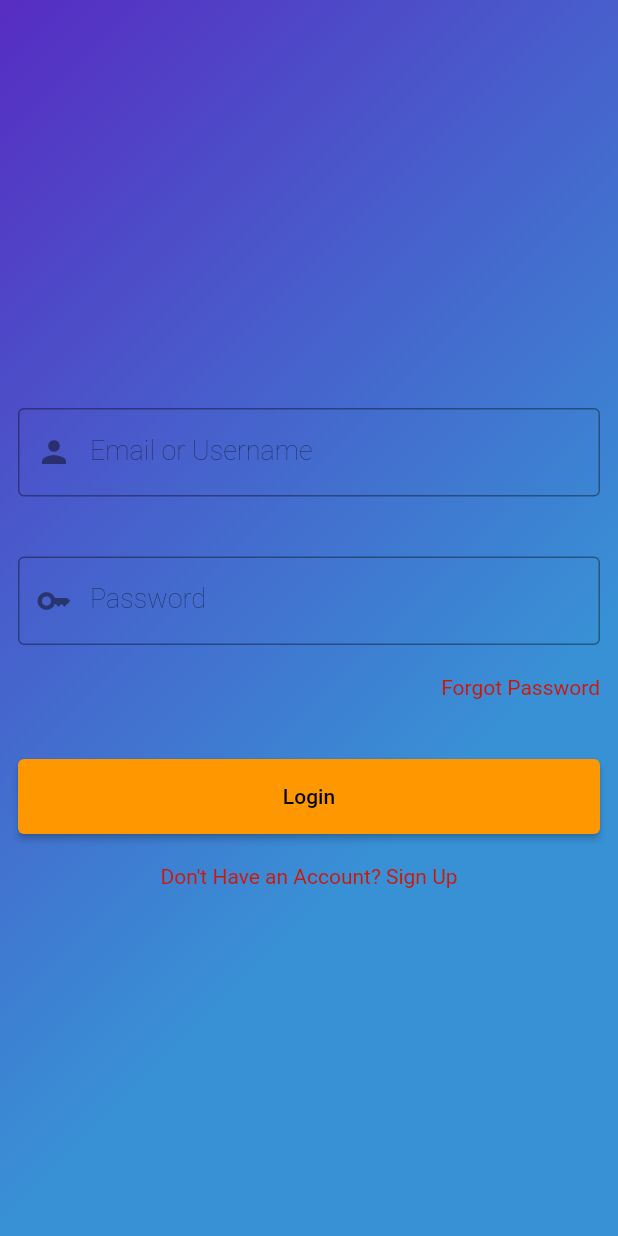
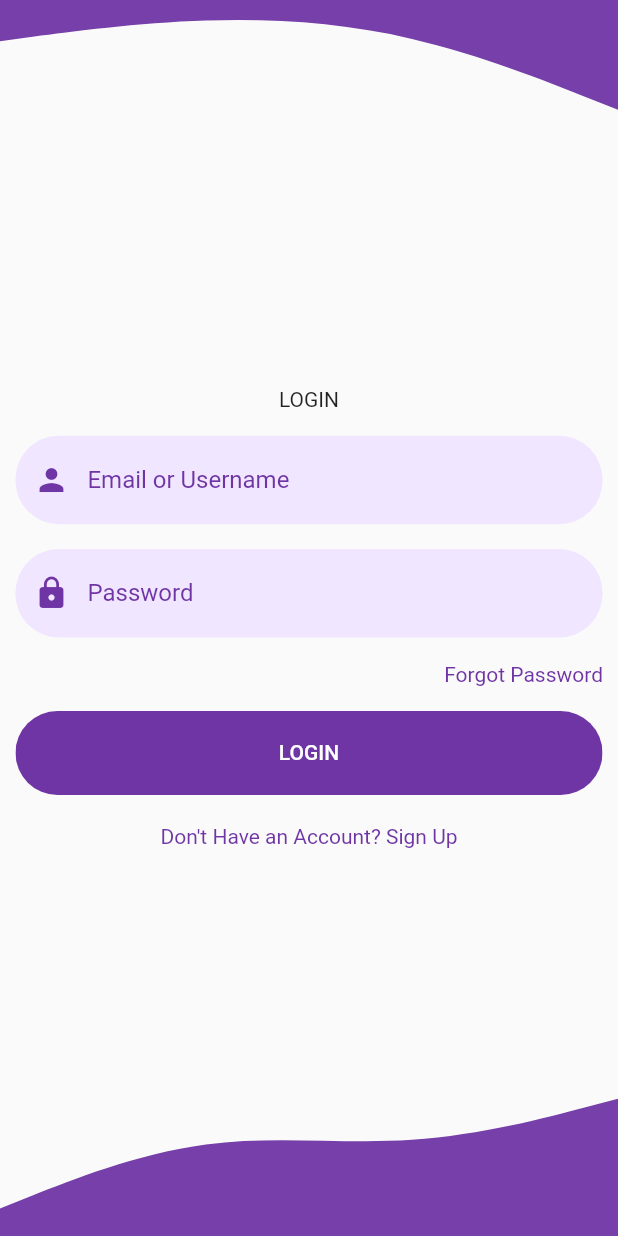
Before and after one commit to Mroles/eventhub-flutter, a Flutter app: the screen it shows after launch, on a phone screen of 412 x 824 dp. Run offline on Flutter 3.47's test engine with Material 2 defaults, Android fonts, the light colour scheme and no system bars; our stand-ins replace cached_network_image, connectivity_plus, curved_navigation_bar, firebase_core, firebase_storage, flutter_svg and 5 more; missing offline and left inert: map_launcher; accounts and stored records are empty.

Commit message:
Major changes to UI

```diff
--- a/eventhub/lib/globals.dart
+++ b/eventhub/lib/globals.dart
@@ -0,0 +1,9 @@
+import 'package:flutter/material.dart';
+
+import 'package:flutter/material.dart';
+
+const Color primaryColorLight = Colors.white;
+const secondaryColorLight = Color(0xFF6F35A5);
+const tertiaryColorLight = Color(0xFFF1E6FF);
+const int primaryColorDark = 0x1A1A1D;
+const int secondaryColorDark = 0x950740;
--- a/eventhub/lib/main.dart
+++ b/eventhub/lib/main.dart
@@ -1,6 +1,7 @@
 import 'dart:io';
 
 import 'package:curved_navigation_bar/curved_navigation_bar.dart';
+import 'package:eventhub/globals.dart';
 import 'package:eventhub/providers/imageprovider.dart';
 import 'package:eventhub/providers/locationprovider.dart';
 import 'package:eventhub/providers/loginprovider.dart';
@@ -40,6 +41,7 @@ Future<void> main() async {
       ChangeNotifierProvider(
         create: (_) => LoadingProvider(),
       ),
+      ChangeNotifierProvider(create: (_) => LoginLoadProvider()),
       ChangeNotifierProvider(
         create: (_) => ImageProv(),
       ),
@@ -66,8 +68,10 @@ class MyApp extends StatelessWidget {
           // or simply save your changes to "hot reload" in a Flutter IDE).
           // Notice that the counter didn't reset back to zero; the application
           // is not restarted.
-        primarySwatch: Colors.orange,
-      ),
+          colorScheme: ColorScheme.fromSwatch().copyWith(
+              brightness: Brightness.light,
+              primary: primaryColorLight,
+              secondary: secondaryColorLight)),
       // home: const MyHomePage(
       //   title: 'EventHub',
       // ),
--- a/eventhub/lib/screens/login.dart
+++ b/eventhub/lib/screens/login.dart
@@ -1,8 +1,9 @@
-import 'package:animations/animations.dart';
+import 'package:eventhub/globals.dart';
 import 'package:eventhub/main.dart';
 import 'package:eventhub/screens/forgotpassword.dart';
 import 'package:eventhub/screens/signup.dart';
 import 'package:eventhub/utils/accountcalls.dart';
+import 'package:eventhub/widgets/background.dart';
 import 'package:eventhub/widgets/reusable.dart';
 import 'package:flutter/material.dart';
 import '../utils/functions.dart';
@@ -19,46 +20,51 @@ class _LoginState extends State<Login> {
 
   final formKey = GlobalKey<FormState>();
   bool _isLoading = false;
-  bool _switch = false;
 
   @override
   Widget build(BuildContext context) {
+    Size size = MediaQuery.of(context).size;
     return Scaffold(
-      body: Center(
-        child: Container(
-          width: double.infinity,
-          decoration: const BoxDecoration(
-              gradient: LinearGradient(begin: Alignment.topLeft, colors: [
-            Color.fromARGB(255, 87, 44, 194),
-            Color.fromARGB(255, 56, 145, 213)
-          ])),
-          child: Padding(
-            padding: const EdgeInsets.all(12.0),
+      body: Background(
         child: Form(
           key: formKey,
           child: Column(
             mainAxisAlignment: MainAxisAlignment.center,
             children: [
-                  const SizedBox(height: 40.0),
+              Text("LOGIN"),
+              Container(
+                decoration: BoxDecoration(color: tertiaryColorLight),
+              ),
+              SizedBox(height: size.width * 0.04),
               Textbox(context, "Email or Username", _emailController,
                   const Icon(Icons.person)),
-                  const SizedBox(height: 40.0),
+              SizedBox(height: size.width * 0.04),
               Textbox(context, "Password", _passwordController,
-                      const Icon(Icons.key)),
-                  const SizedBox(height: 20.0),
+                  const Icon(Icons.lock)),
+              SizedBox(height: size.width * 0.04),
               Row(mainAxisAlignment: MainAxisAlignment.end, children: [
-                    TextTap(context, "Forgot Password", ForgotPassword())
+                Padding(
+                    padding: const EdgeInsets.only(right: 10.0),
+                    child:
+                        TextTap(context, "Forgot Password", ForgotPassword()))
               ]),
-                  const SizedBox(height: 40.0),
-                  ElevatedButton(
+              SizedBox(height: size.width * 0.04),
+              Container(
+                width: size.width * 0.95,
+                child: ClipRRect(
+                  borderRadius: BorderRadius.circular(29),
+                  child: ElevatedButton(
                       style: ElevatedButton.styleFrom(
-                          minimumSize: const Size.fromHeight(50)),
+                          padding: const EdgeInsets.symmetric(
+                              vertical: 20, horizontal: 20),
+                          elevation: 0,
+                          backgroundColor: secondaryColorLight),
                       child: _isLoading
                           ? const CircularProgressIndicator(
                               valueColor:
                                   AlwaysStoppedAnimation<Color>(Colors.black),
                             )
-                          : const Text("Login"),
+                          : const Text("LOGIN"),
                       onPressed: _isLoading
                           ? null
                           : () async {
@@ -81,6 +87,8 @@ class _LoginState extends State<Login> {
                                 _isLoading = false;
                               });
                             }),
+                ),
+              ),
               const SizedBox(height: 20.0),
 
               // GestureDetector(
@@ -109,8 +117,6 @@ class _LoginState extends State<Login> {
           ),
         ),
       ),
-        ),
-      ),
     );
   }
 }
--- /dev/null
+++ b/eventhub/lib/screens/newlogin.dart
@@ -0,0 +1,36 @@
+import 'package:animations/animations.dart';
+import 'package:eventhub/main.dart';
+import 'package:eventhub/screens/forgotpassword.dart';
+import 'package:eventhub/screens/post.dart';
+import 'package:eventhub/screens/signup.dart';
+import 'package:eventhub/utils/accountcalls.dart';
+import 'package:eventhub/widgets/background.dart';
+import 'package:eventhub/widgets/reusable.dart';
+import 'package:flutter/material.dart';
+import '../utils/functions.dart';
+
+class Login extends StatefulWidget {
+  @override
+  State<Login> createState() => _LoginState();
+}
+
+class _LoginState extends State<Login> {
+  final TextEditingController _emailController = TextEditingController();
+
+  final TextEditingController _passwordController = TextEditingController();
+
+  final formKey = GlobalKey<FormState>();
+  bool _isLoading = false;
+  bool _switch = false;
+
+  @override
+  Widget build(BuildContext context) {
+    return Background(
+        child: Column(
+      mainAxisAlignment: MainAxisAlignment.center,
+      children: const [
+        Text("Welcome", style: TextStyle(fontSize: 32)),
+      ],
+    ));
+  }
+}
--- /dev/null
+++ b/eventhub/lib/widgets/background.dart
@@ -0,0 +1,55 @@
+import 'package:eventhub/globals.dart';
+import 'package:flutter/material.dart';
+import 'package:flutter_svg/svg.dart';
+
+class Body extends StatelessWidget {
+  @override
+  Widget build(BuildContext context) {
+    return Background(
+      child: Column(
+        children: [
+          Text("Login"),
+        ],
+      ),
+    );
+  }
+}
+
+class Background extends StatelessWidget {
+  final Widget child;
+  const Background({
+    Key? key,
+    required this.child,
+  }) : super(key: key);
+
+  @override
+  Widget build(BuildContext context) {
+    Size size = MediaQuery.of(context).size;
+    return Container(
+      height: size.height,
+      width: double.infinity,
+      child: Stack(
+        alignment: Alignment.center,
+        children: [
+          Positioned(
+              top: 0,
+              left: 0,
+              child: SvgPicture.asset(
+                "assets/wave-top.svg",
+                width: size.width,
+                color: secondaryColorLight,
+              )),
+          Positioned(
+              bottom: 0,
+              right: 0,
+              child: SvgPicture.asset(
+                "assets/wave.svg",
+                width: size.width,
+                color: secondaryColorLight,
+              )),
+          child,
+        ],
+      ),
+    );
+  }
+}
--- a/eventhub/lib/widgets/reusable.dart
+++ b/eventhub/lib/widgets/reusable.dart
@@ -1,13 +1,18 @@
-import 'package:eventhub/screens/login.dart';
+import 'package:eventhub/globals.dart';
 import 'package:flutter/material.dart';
-import 'package:provider/provider.dart';
-
-import '../providers/loginprovider.dart';
 import '../utils/functions.dart';
 
 Widget Textbox(BuildContext context, String labeltext,
     TextEditingController textEditingController, Widget widget) {
+  Size size = MediaQuery.of(context).size;
   return Container(
+    //padding: const EdgeInsets.symmetric(horizontal: 20),
+    width: size.width * 0.95,
+    decoration: BoxDecoration(
+      color: (tertiaryColorLight),
+      borderRadius: BorderRadius.circular(29),
+    ),
+
     child: TextFormField(
       autocorrect: false,
       obscureText: labeltext.toLowerCase() == "password" ||
@@ -16,11 +21,13 @@ Widget Textbox(BuildContext context, String labeltext,
           : false,
       keyboardType: TextInputType.emailAddress,
       decoration: InputDecoration(
-          border: const OutlineInputBorder(),
+          border: InputBorder.none,
+          iconColor: secondaryColorLight,
+          hintStyle: TextStyle(color: secondaryColorLight),
           prefixIcon: widget,
+          prefixIconColor: secondaryColorLight,
           labelText: labeltext,
-          labelStyle:
-              const TextStyle(fontSize: 18, fontWeight: FontWeight.w200)),
+          labelStyle: const TextStyle(color: secondaryColorLight)),
       controller: textEditingController,
     ),
   );
@@ -48,25 +55,32 @@ Widget TextboxNoIcon(BuildContext context, String labeltext,
 
 Widget LargeButton(
     BuildContext context, bool _isLoading, String buttonText, Widget widget) {
-  return ElevatedButton(
-      style: ElevatedButton.styleFrom(minimumSize: const Size.fromHeight(50)),
-      child: _isLoading
-          ? const CircularProgressIndicator(
-              valueColor: AlwaysStoppedAnimation<Color>(Colors.black),
-            )
-          : Text(buttonText),
-      onPressed: () => {
-            _isLoading ? null : context.read<LoadingProvider>().change(),
-            navigateToPage(0, context, widget),
-            context.read<LoadingProvider>().change()
-          });
+  Size size = MediaQuery.of(context).size;
+  return Container(
+    width: size.width * 0.95,
+    child: ClipRRect(
+      borderRadius: BorderRadius.circular(29),
+      child: ElevatedButton(
+          style: ElevatedButton.styleFrom(
+              padding: const EdgeInsets.symmetric(vertical: 20, horizontal: 20),
+              elevation: 0,
+              backgroundColor: secondaryColorLight),
+          onPressed: () {
+            navigateToPage(0, context, widget);
+          },
+          child: Text(
+            buttonText,
+            style: const TextStyle(color: Colors.white),
+          )),
+    ),
+  );
 }
 
 Widget TextTap(BuildContext context, String text, Widget widget) {
   return GestureDetector(
     child: Text(
       text,
-      style: const TextStyle(color: Color.fromARGB(255, 206, 22, 9)),
+      style: const TextStyle(color: secondaryColorLight),
     ),
     onTap: () => text.toLowerCase() == "forgot password"
         ? navigateToPageLite(0, context, widget, null)
--- a/eventhub/pubspec.yaml
+++ b/eventhub/pubspec.yaml
@@ -64,6 +64,9 @@ dev_dependencies:
   # rules and activating additional ones.
   flutter_lints: ^1.0.0
 
+dependency_overrides:
+    firebase_core_platform_interface: 4.5.1
+
 # For information on the generic Dart part of this file, see the
 # following page: https://dart.dev/tools/pub/pubspec
 
@@ -79,7 +82,10 @@ flutter:
   assets:
     - assets/profile.png
     - assets/picker.png
+    - assets/bubble.png
     - assets/certificates/
+    - assets/wave.svg
+    - assets/wave-top.svg
 
 
   # An image asset can refer to one or more resolution-specific "variants", see
```
Also changed, not shown: eventhub/lib/providers/loginprovider.dart (+34 -0 lines), eventhub/lib/screens/forgotpassword.dart (+13 -12 lines), eventhub/lib/screens/signup.dart (+12 -18 lines), eventhub/assets/bubble.png (added), eventhub/assets/wave-top.svg (added), eventhub/assets/wave.svg (added), eventhub/lib/screens/changepassword.dart (added), eventhub/pubspec.lock, 2 other files. Lines whose indentation alone changed are shown as unchanged.
